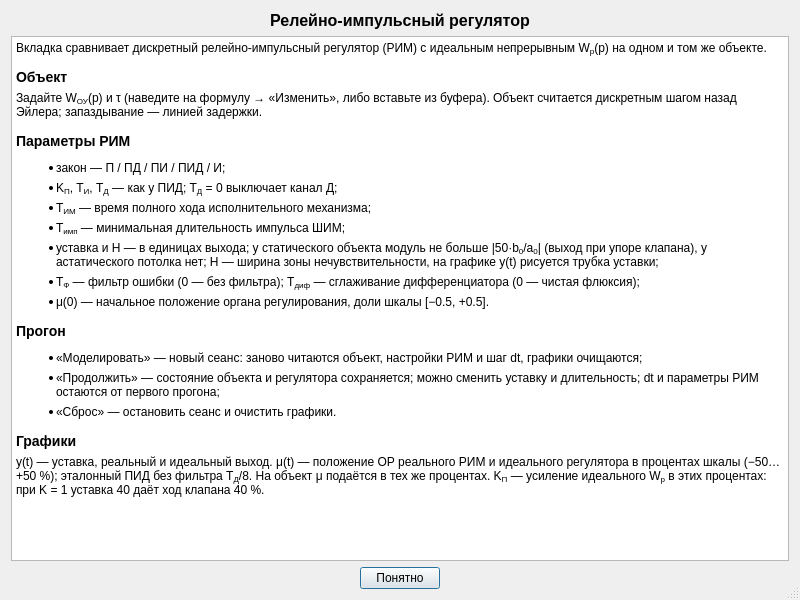
Qt form ui/dialogs/help-dialog.ui (VadmanBat/Irbis) before a commit.
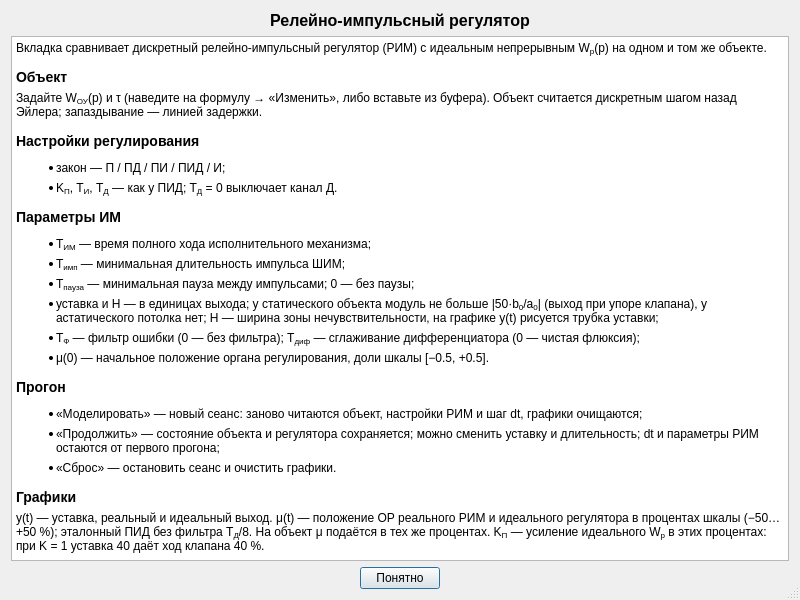
The same form after that commit. The open tabs and pages were chosen to show the change.

The edit to the form file:
```diff
--- a/ui/dialogs/help-dialog.ui
+++ b/ui/dialogs/help-dialog.ui
@@ -172,7 +172,7 @@
          <bool>true</bool>
         </property>
         <property name="html">
-         <string>&lt;style&gt;p { text-align: justify; text-indent: 1.2em; margin: 0 0 8px 0; }h3 { font-size: 11pt; margin: 14px 0 6px 0; }ul { margin: 0 0 10px 1.4em; padding: 0; }li { margin: 0 0 6px 0; text-align: justify; }&lt;/style&gt;&lt;p&gt;Вкладка сравнивает дискретный релейно-импульсный регулятор (РИМ) с идеальным непрерывным W&lt;sub&gt;р&lt;/sub&gt;(p) на одном и том же объекте.&lt;/p&gt;&lt;h3&gt;Объект&lt;/h3&gt;&lt;p&gt;Задайте W&lt;sub&gt;ОУ&lt;/sub&gt;(p) и τ (наведите на формулу → «Изменить», либо вставьте из буфера). Объект считается дискретным шагом назад Эйлера; запаздывание — линией задержки.&lt;/p&gt;&lt;h3&gt;Параметры РИМ&lt;/h3&gt;&lt;ul&gt;&lt;li&gt;закон — П / ПД / ПИ / ПИД / И;&lt;/li&gt;&lt;li&gt;K&lt;sub&gt;П&lt;/sub&gt;, T&lt;sub&gt;И&lt;/sub&gt;, T&lt;sub&gt;Д&lt;/sub&gt; — как у ПИД; T&lt;sub&gt;Д&lt;/sub&gt; = 0 выключает канал Д;&lt;/li&gt;&lt;li&gt;T&lt;sub&gt;ИМ&lt;/sub&gt; — время полного хода исполнительного механизма;&lt;/li&gt;&lt;li&gt;T&lt;sub&gt;имп&lt;/sub&gt; — минимальная длительность импульса ШИМ;&lt;/li&gt;&lt;li&gt;уставка и H — в единицах выхода; у статического объекта модуль не больше |50·b&lt;sub&gt;0&lt;/sub&gt;/a&lt;sub&gt;0&lt;/sub&gt;| (выход при упоре клапана), у астатического потолка нет; H — ширина зоны нечувствительности, на графике y(t) рисуется трубка уставки;&lt;/li&gt;&lt;li&gt;T&lt;sub&gt;Ф&lt;/sub&gt; — фильтр ошибки (0 — без фильтра); T&lt;sub&gt;диф&lt;/sub&gt; — сглаживание дифференциатора (0 — чистая флюксия);&lt;/li&gt;&lt;li&gt;μ(0) — начальное положение органа регулирования, доли шкалы [−0.5, +0.5].&lt;/li&gt;&lt;/ul&gt;&lt;h3&gt;Прогон&lt;/h3&gt;&lt;ul&gt;&lt;li&gt;«Моделировать» — новый сеанс: заново читаются объект, настройки РИМ и шаг dt, графики очищаются;&lt;/li&gt;&lt;li&gt;«Продолжить» — состояние объекта и регулятора сохраняется; можно сменить уставку и длительность; dt и параметры РИМ остаются от первого прогона;&lt;/li&gt;&lt;li&gt;«Сброс» — остановить сеанс и очистить графики.&lt;/li&gt;&lt;/ul&gt;&lt;h3&gt;Графики&lt;/h3&gt;&lt;p&gt;y(t) — уставка, реальный и идеальный выход. μ(t) — положение ОР реального РИМ и идеального регулятора в процентах шкалы (−50…+50&amp;nbsp;%); эталонный ПИД без фильтра T&lt;sub&gt;Д&lt;/sub&gt;/8. На объект μ подаётся в тех же процентах. K&lt;sub&gt;П&lt;/sub&gt; — усиление идеального W&lt;sub&gt;р&lt;/sub&gt; в этих процентах: при K = 1 уставка 40 даёт ход клапана 40&amp;nbsp;%.&lt;/p&gt;</string>
+         <string>&lt;style&gt;p { text-align: justify; text-indent: 1.2em; margin: 0 0 8px 0; }h3 { font-size: 11pt; margin: 14px 0 6px 0; }ul { margin: 0 0 10px 1.4em; padding: 0; }li { margin: 0 0 6px 0; text-align: justify; }&lt;/style&gt;&lt;p&gt;Вкладка сравнивает дискретный релейно-импульсный регулятор (РИМ) с идеальным непрерывным W&lt;sub&gt;р&lt;/sub&gt;(p) на одном и том же объекте.&lt;/p&gt;&lt;h3&gt;Объект&lt;/h3&gt;&lt;p&gt;Задайте W&lt;sub&gt;ОУ&lt;/sub&gt;(p) и τ (наведите на формулу → «Изменить», либо вставьте из буфера). Объект считается дискретным шагом назад Эйлера; запаздывание — линией задержки.&lt;/p&gt;&lt;h3&gt;Настройки регулирования&lt;/h3&gt;&lt;ul&gt;&lt;li&gt;закон — П / ПД / ПИ / ПИД / И;&lt;/li&gt;&lt;li&gt;K&lt;sub&gt;П&lt;/sub&gt;, T&lt;sub&gt;И&lt;/sub&gt;, T&lt;sub&gt;Д&lt;/sub&gt; — как у ПИД; T&lt;sub&gt;Д&lt;/sub&gt; = 0 выключает канал Д.&lt;/li&gt;&lt;/ul&gt;&lt;h3&gt;Параметры ИМ&lt;/h3&gt;&lt;ul&gt;&lt;li&gt;T&lt;sub&gt;ИМ&lt;/sub&gt; — время полного хода исполнительного механизма;&lt;/li&gt;&lt;li&gt;T&lt;sub&gt;имп&lt;/sub&gt; — минимальная длительность импульса ШИМ;&lt;/li&gt;&lt;li&gt;T&lt;sub&gt;пауза&lt;/sub&gt; — минимальная пауза между импульсами; 0 — без паузы;&lt;/li&gt;&lt;li&gt;уставка и H — в единицах выхода; у статического объекта модуль не больше |50·b&lt;sub&gt;0&lt;/sub&gt;/a&lt;sub&gt;0&lt;/sub&gt;| (выход при упоре клапана), у астатического потолка нет; H — ширина зоны нечувствительности, на графике y(t) рисуется трубка уставки;&lt;/li&gt;&lt;li&gt;T&lt;sub&gt;Ф&lt;/sub&gt; — фильтр ошибки (0 — без фильтра); T&lt;sub&gt;диф&lt;/sub&gt; — сглаживание дифференциатора (0 — чистая флюксия);&lt;/li&gt;&lt;li&gt;μ(0) — начальное положение органа регулирования, доли шкалы [−0.5, +0.5].&lt;/li&gt;&lt;/ul&gt;&lt;h3&gt;Прогон&lt;/h3&gt;&lt;ul&gt;&lt;li&gt;«Моделировать» — новый сеанс: заново читаются объект, настройки РИМ и шаг dt, графики очищаются;&lt;/li&gt;&lt;li&gt;«Продолжить» — состояние объекта и регулятора сохраняется; можно сменить уставку и длительность; dt и параметры РИМ остаются от первого прогона;&lt;/li&gt;&lt;li&gt;«Сброс» — остановить сеанс и очистить графики.&lt;/li&gt;&lt;/ul&gt;&lt;h3&gt;Графики&lt;/h3&gt;&lt;p&gt;y(t) — уставка, реальный и идеальный выход. μ(t) — положение ОР реального РИМ и идеального регулятора в процентах шкалы (−50…+50&amp;nbsp;%); эталонный ПИД без фильтра T&lt;sub&gt;Д&lt;/sub&gt;/8. На объект μ подаётся в тех же процентах. K&lt;sub&gt;П&lt;/sub&gt; — усиление идеального W&lt;sub&gt;р&lt;/sub&gt; в этих процентах: при K = 1 уставка 40 даёт ход клапана 40&amp;nbsp;%.&lt;/p&gt;</string>
         </property>
        </widget>
       </item>
```
